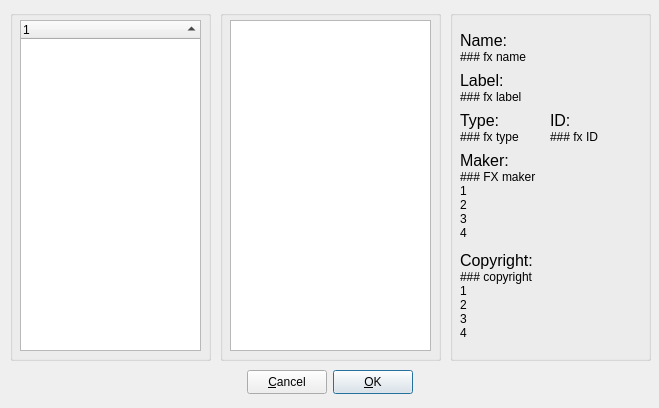
Above: gui/src/UI/LadspaFXSelector_UI.ui from hydrogen-music/hydrogen before the change. Below: the same form after it.
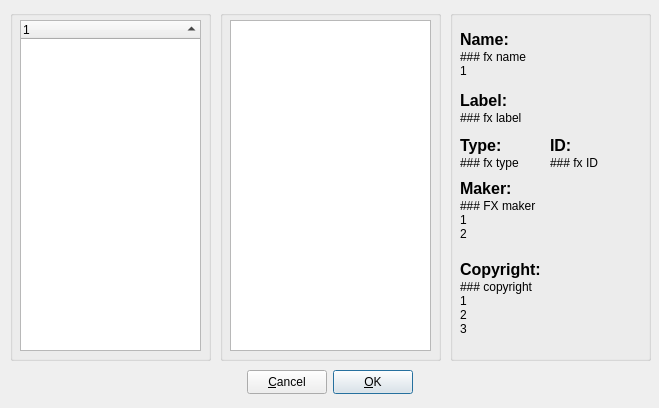
That is the form after the change.

What changed in the file:
```diff
--- a/gui/src/UI/LadspaFXSelector_UI.ui
+++ b/gui/src/UI/LadspaFXSelector_UI.ui
@@ -216,7 +216,11 @@
      </font>
     </property>
     <property name="text" >
-     <string>Name:</string>
+     <string>&lt;!DOCTYPE HTML PUBLIC "-//W3C//DTD HTML 4.0//EN" "http://www.w3.org/TR/REC-html40/strict.dtd">
+&lt;html>&lt;head>&lt;meta name="qrichtext" content="1" />&lt;style type="text/css">
+p, li { white-space: pre-wrap; }
+&lt;/style>&lt;/head>&lt;body style=" font-family:'DejaVu Sans'; font-size:12pt; font-weight:400; font-style:normal;">
+&lt;p style=" margin-top:0px; margin-bottom:0px; margin-left:0px; margin-right:0px; -qt-block-indent:0; text-indent:0px;">&lt;span style=" font-weight:600;">Name:&lt;/span>&lt;/p>&lt;/body>&lt;/html></string>
     </property>
    </widget>
    <widget class="QLabel" name="m_nameLbl" >
@@ -225,23 +229,27 @@
       <x>10</x>
       <y>40</y>
       <width>180</width>
-      <height>20</height>
+      <height>41</height>
      </rect>
     </property>
     <property name="text" >
-     <string>### fx name</string>
+     <string>### fx name
+1</string>
     </property>
     <property name="alignment" >
      <set>Qt::AlignTop</set>
     </property>
+    <property name="wordWrap" >
+     <bool>true</bool>
+    </property>
    </widget>
    <widget class="QLabel" name="textLabel2" >
     <property name="geometry" >
      <rect>
       <x>10</x>
-      <y>60</y>
+      <y>81</y>
       <width>180</width>
-      <height>20</height>
+      <height>19</height>
      </rect>
     </property>
     <property name="font" >
@@ -255,14 +263,18 @@
      </font>
     </property>
     <property name="text" >
-     <string>Label:</string>
+     <string>&lt;!DOCTYPE HTML PUBLIC "-//W3C//DTD HTML 4.0//EN" "http://www.w3.org/TR/REC-html40/strict.dtd">
+&lt;html>&lt;head>&lt;meta name="qrichtext" content="1" />&lt;style type="text/css">
+p, li { white-space: pre-wrap; }
+&lt;/style>&lt;/head>&lt;body style=" font-family:'DejaVu Sans'; font-size:12pt; font-weight:400; font-style:normal;">
+&lt;p style=" margin-top:0px; margin-bottom:0px; margin-left:0px; margin-right:0px; -qt-block-indent:0; text-indent:0px;">&lt;span style=" font-weight:600;">Label:&lt;/span>&lt;/p>&lt;/body>&lt;/html></string>
     </property>
    </widget>
    <widget class="QLabel" name="m_labelLbl" >
     <property name="geometry" >
      <rect>
       <x>10</x>
-      <y>80</y>
+      <y>101</y>
       <width>180</width>
       <height>20</height>
      </rect>
@@ -273,12 +285,15 @@
     <property name="alignment" >
      <set>Qt::AlignTop</set>
     </property>
+    <property name="wordWrap" >
+     <bool>false</bool>
+    </property>
    </widget>
    <widget class="QLabel" name="textLabel3" >
     <property name="geometry" >
      <rect>
       <x>10</x>
-      <y>100</y>
+      <y>126</y>
       <width>80</width>
       <height>20</height>
      </rect>
@@ -294,14 +309,18 @@
      </font>
     </property>
     <property name="text" >
-     <string>Type:</string>
+     <string>&lt;!DOCTYPE HTML PUBLIC "-//W3C//DTD HTML 4.0//EN" "http://www.w3.org/TR/REC-html40/strict.dtd">
+&lt;html>&lt;head>&lt;meta name="qrichtext" content="1" />&lt;style type="text/css">
+p, li { white-space: pre-wrap; }
+&lt;/style>&lt;/head>&lt;body style=" font-family:'DejaVu Sans'; font-size:12pt; font-weight:400; font-style:normal;">
+&lt;p style=" margin-top:0px; margin-bottom:0px; margin-left:0px; margin-right:0px; -qt-block-indent:0; text-indent:0px;">&lt;span style=" font-weight:600;">Type:&lt;/span>&lt;/p>&lt;/body>&lt;/html></string>
     </property>
    </widget>
    <widget class="QLabel" name="textLabel1_2" >
     <property name="geometry" >
      <rect>
       <x>100</x>
-      <y>100</y>
+      <y>126</y>
       <width>90</width>
       <height>20</height>
      </rect>
@@ -317,14 +336,18 @@
      </font>
     </property>
     <property name="text" >
-     <string>ID:</string>
+     <string>&lt;!DOCTYPE HTML PUBLIC "-//W3C//DTD HTML 4.0//EN" "http://www.w3.org/TR/REC-html40/strict.dtd">
+&lt;html>&lt;head>&lt;meta name="qrichtext" content="1" />&lt;style type="text/css">
+p, li { white-space: pre-wrap; }
+&lt;/style>&lt;/head>&lt;body style=" font-family:'DejaVu Sans'; font-size:12pt; font-weight:400; font-style:normal;">
+&lt;p style=" margin-top:0px; margin-bottom:0px; margin-left:0px; margin-right:0px; -qt-block-indent:0; text-indent:0px;">&lt;span style=" font-weight:600;">ID:&lt;/span>&lt;/p>&lt;/body>&lt;/html></string>
     </property>
    </widget>
    <widget class="QLabel" name="m_typeLbl" >
     <property name="geometry" >
      <rect>
       <x>10</x>
-      <y>120</y>
+      <y>146</y>
       <width>80</width>
       <height>20</height>
      </rect>
@@ -340,7 +363,7 @@
     <property name="geometry" >
      <rect>
       <x>100</x>
-      <y>120</y>
+      <y>146</y>
       <width>90</width>
       <height>20</height>
      </rect>
@@ -356,7 +379,7 @@
     <property name="geometry" >
      <rect>
       <x>10</x>
-      <y>140</y>
+      <y>169</y>
       <width>180</width>
       <height>20</height>
      </rect>
@@ -372,34 +395,39 @@
      </font>
     </property>
     <property name="text" >
-     <string>Maker:</string>
+     <string>&lt;!DOCTYPE HTML PUBLIC "-//W3C//DTD HTML 4.0//EN" "http://www.w3.org/TR/REC-html40/strict.dtd">
+&lt;html>&lt;head>&lt;meta name="qrichtext" content="1" />&lt;style type="text/css">
+p, li { white-space: pre-wrap; }
+&lt;/style>&lt;/head>&lt;body style=" font-family:'DejaVu Sans'; font-size:12pt; font-weight:400; font-style:normal;">
+&lt;p style=" margin-top:0px; margin-bottom:0px; margin-left:0px; margin-right:0px; -qt-block-indent:0; text-indent:0px;">&lt;span style=" font-weight:600;">Maker:&lt;/span>&lt;/p>&lt;/body>&lt;/html></string>
     </property>
    </widget>
    <widget class="QLabel" name="m_pMakerLbl" >
     <property name="geometry" >
      <rect>
       <x>10</x>
-      <y>160</y>
+      <y>189</y>
       <width>180</width>
-      <height>80</height>
+      <height>61</height>
      </rect>
     </property>
     <property name="text" >
      <string>### FX maker
 1
-2
-3
-4</string>
+2</string>
     </property>
     <property name="alignment" >
      <set>Qt::AlignTop</set>
     </property>
+    <property name="wordWrap" >
+     <bool>true</bool>
+    </property>
    </widget>
    <widget class="QLabel" name="textLabel5" >
     <property name="geometry" >
      <rect>
       <x>10</x>
-      <y>240</y>
+      <y>250</y>
       <width>180</width>
       <height>20</height>
      </rect>
@@ -415,28 +443,34 @@
      </font>
     </property>
     <property name="text" >
-     <string>Copyright:</string>
+     <string>&lt;!DOCTYPE HTML PUBLIC "-//W3C//DTD HTML 4.0//EN" "http://www.w3.org/TR/REC-html40/strict.dtd">
+&lt;html>&lt;head>&lt;meta name="qrichtext" content="1" />&lt;style type="text/css">
+p, li { white-space: pre-wrap; }
+&lt;/style>&lt;/head>&lt;body style=" font-family:'DejaVu Sans'; font-size:12pt; font-weight:400; font-style:normal;">
+&lt;p style=" margin-top:0px; margin-bottom:0px; margin-left:0px; margin-right:0px; -qt-block-indent:0; text-indent:0px;">&lt;span style=" font-weight:600;">Copyright:&lt;/span>&lt;/p>&lt;/body>&lt;/html></string>
     </property>
    </widget>
    <widget class="QLabel" name="m_pCopyrightLbl" >
     <property name="geometry" >
      <rect>
       <x>10</x>
-      <y>260</y>
+      <y>270</y>
       <width>180</width>
-      <height>80</height>
+      <height>71</height>
      </rect>
     </property>
     <property name="text" >
      <string>### copyright
 1
 2
-3
-4</string>
+3</string>
     </property>
     <property name="alignment" >
      <set>Qt::AlignTop</set>
     </property>
+    <property name="wordWrap" >
+     <bool>true</bool>
+    </property>
    </widget>
   </widget>
  </widget>
```
Left out of the diff: 16 changed lines with no effect on the pictures.
